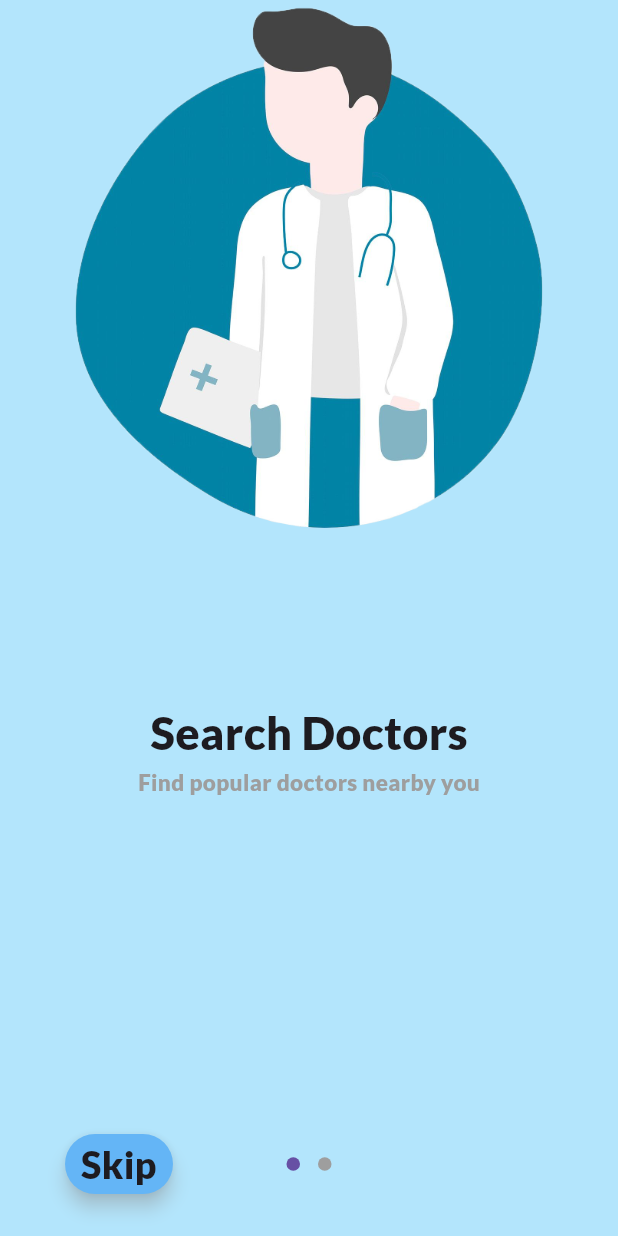
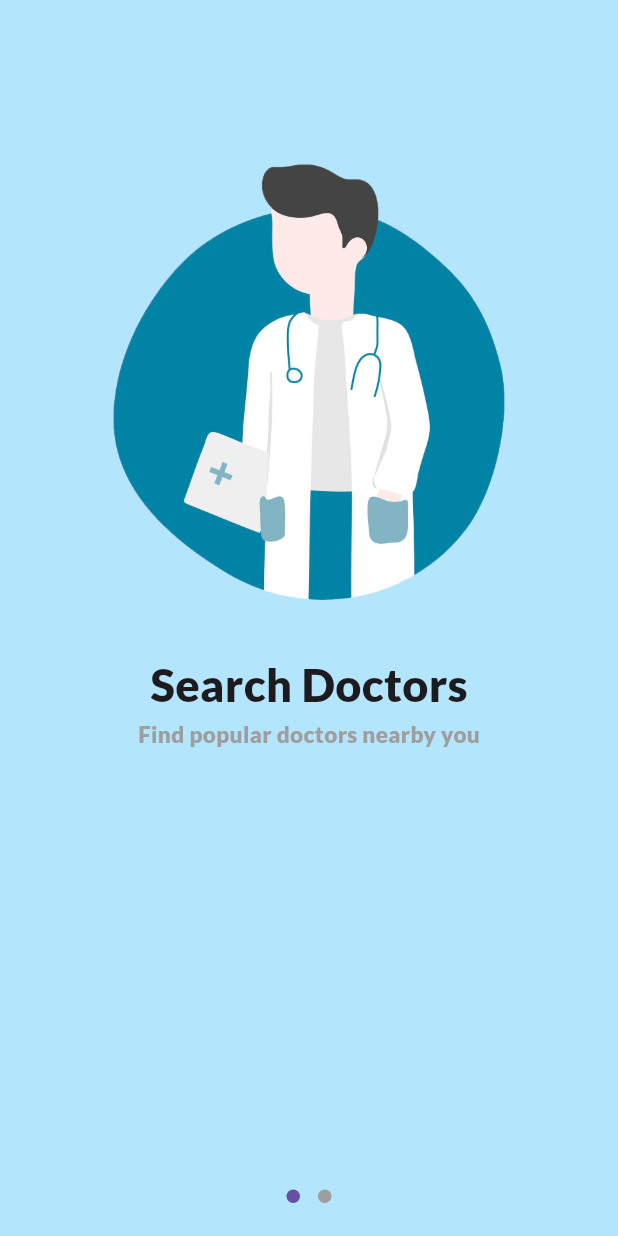
Before and after one commit to MSKajavadra/MediMeet, a Flutter app: the screen it shows after launch, on a phone screen of 412 x 824 dp. Run offline on Flutter 3.47's test engine with Material 3 defaults, Android fonts, the light colour scheme and no system bars; drawn by our look-alikes of introduction_screen; our stand-ins replace carousel_slider, cloud_firestore, firebase_auth, firebase_core, firebase_database, firebase_storage and 6 more; accounts and stored records are empty.

Commit message:
Application Upload

```diff
--- a/lib/main.dart
+++ b/lib/main.dart
@@ -49,7 +49,7 @@ class _MyAppState extends State<MyApp> {
   @override
   Widget build(BuildContext context) {
     return MaterialApp(
-      initialRoute: '/',
+      // initialRoute: '/',
       routes: {
         // When navigating to the "/" route, build the FirstScreen widget.
         '/': (context) => user == null ? const Skip() : const DoctorOrPatient(),
@@ -62,10 +62,6 @@ class _MyAppState extends State<MyApp> {
       },
       theme: ThemeData(brightness: Brightness.light),
       debugShowCheckedModeBanner: false,
-      // home: MainPageDoctor(),
-      // home: ChatRoom(
-      //   userId: '1234',
-      // ),
     );
   }
 }
--- a/lib/screens/doctor/main_page_doctor.dart
+++ b/lib/screens/doctor/main_page_doctor.dart
@@ -77,7 +77,7 @@ class _MainPageDoctorState extends State<MainPageDoctor> {
                   ),
                   GButton(
                     icon: Typicons.calendar,
-                    text: 'All Appointments',
+                    text: 'Appointments',
                   ),
                   GButton(
                     icon: Typicons.user,
--- a/lib/screens/firebase_auth.dart
+++ b/lib/screens/firebase_auth.dart
@@ -49,7 +49,7 @@ class _FireBaseAuthState extends State<FireBaseAuth> {
                           fontWeight: FontWeight.w700),
                     ),
                     Text(
-                      'Welcome to Medico!',
+                      'Welcome to Patient 360°!',
                       style: GoogleFonts.b612(
                           color: Colors.indigo[800],
                           fontSize: 17,
--- a/lib/screens/skip.dart
+++ b/lib/screens/skip.dart
@@ -16,14 +16,15 @@ class _SkipState extends State<Skip> {
     return [
       PageViewModel(
         title: '',
-        image: Image.asset(
-          'assets/doc.png',
-          //fit: BoxFit.cover,
-        ),
-        //body: "Search Doctors",
         bodyWidget: Column(
           mainAxisAlignment: MainAxisAlignment.center,
           children: [
+            SizedBox(height: 20),
+            Image.asset(
+              'assets/doc.png',
+              height: 300,
+            ),
+            SizedBox(height: 30),
             Text(
               'Search Doctors',
               style:
@@ -41,14 +42,16 @@ class _SkipState extends State<Skip> {
       ),
       PageViewModel(
         title: '',
-        image: Image.asset(
-          'assets/disease.png',
-          //fit: BoxFit.cover,
-        ),
-        //body: "Search Doctors",
         bodyWidget: Column(
           mainAxisAlignment: MainAxisAlignment.center,
           children: [
+            SizedBox(height: 23),
+            Image.asset(
+              'assets/disease.png',
+              height: 300,
+              //fit: BoxFit.cover,
+            ),
+            SizedBox(height: 30),
             Text(
               'Search Disease',
               style:
@@ -74,26 +77,6 @@ class _SkipState extends State<Skip> {
         globalBackgroundColor: Colors.lightBlue[100],
         pages: getpages(),
         showNextButton: false,
-        showSkipButton: true,
-        skip: SizedBox(
-          width: 80,
-          height: 48,
-          child: Card(
-            shape:
-                RoundedRectangleBorder(borderRadius: BorderRadius.circular(20)),
-            color: Colors.blue[300],
-            shadowColor: Colors.blueGrey[100],
-            elevation: 5,
-            child: Center(
-              child: Text(
-                'Skip',
-                textAlign: TextAlign.center,
-                style:
-                    GoogleFonts.lato(fontSize: 25, fontWeight: FontWeight.w900),
-              ),
-            ),
-          ),
-        ),
         done: SizedBox(
           height: 48,
           child: Card(
@@ -107,7 +90,7 @@ class _SkipState extends State<Skip> {
                 'Continue',
                 textAlign: TextAlign.center,
                 style:
-                    GoogleFonts.lato(fontSize: 15, fontWeight: FontWeight.w900),
+                    GoogleFonts.lato(fontSize: 15, fontWeight: FontWeight.w800),
               ),
             ),
           ),
```
Also changed, not shown: lib/screens/patient/doctor_list.dart (+0 -8 lines), lib/screens/sign_in.dart (+24 -12 lines), assets/Medic.ly_poster1.png (deleted), assets/poster2.png (deleted), pubspec.lock, 9 other files.
